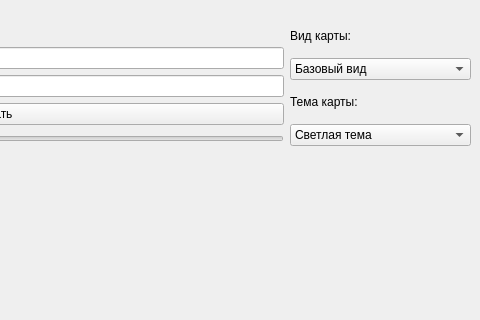
Above: maps.ui from AndewTs/yandex_maps before the change; both pictures show x 320 to 800 and y 0 to 320 of the 800 by 600 pixel window. Below: the same form after it.
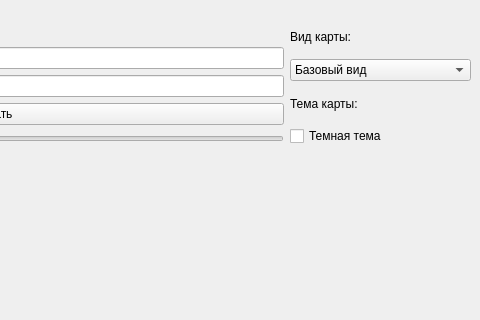
That is the form after the change.

Patch:
```diff
--- a/maps.ui
+++ b/maps.ui
@@ -144,17 +144,10 @@
         </widget>
        </item>
        <item>
-        <widget class="QComboBox" name="comboBox_2">
-         <item>
+        <widget class="QCheckBox" name="checkBox_2">
           <property name="text">
-           <string>Светлая тема</string>
-          </property>
-         </item>
-         <item>
-          <property name="text">
-           <string>Тёмная тема</string>
-          </property>
-         </item>
+          <string>Темная тема</string>
+         </property>
         </widget>
        </item>
       </layout>
```
Lines whose indentation alone changed are shown as unchanged.
